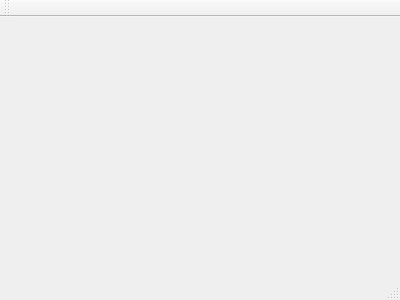
Old version of the form mainwindow.ui in the repository cse20212/dsa_simulation.
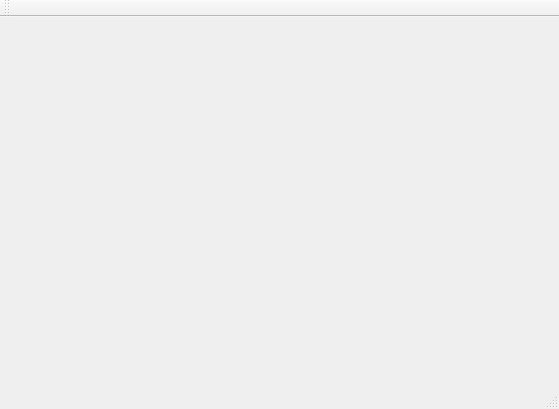
New version of the form.

Patch:
```diff
--- a/mainwindow.ui
+++ b/mainwindow.ui
@@ -6,8 +6,8 @@
    <rect>
     <x>0</x>
     <y>0</y>
-    <width>400</width>
-    <height>300</height>
+    <width>559</width>
+    <height>409</height>
    </rect>
   </property>
   <property name="windowTitle">
```
Left out of the diff: 16 changed lines with no effect on the pictures.
